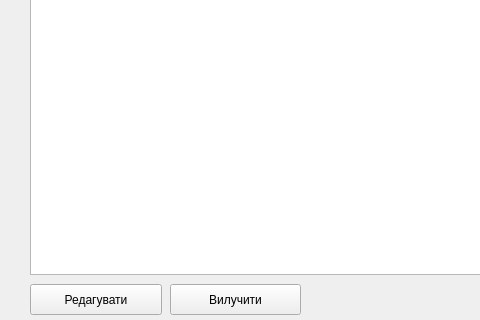
Above: patientlist.ui from Shadowfank/ClinicRegistry before the change; both pictures show x 0 to 480 and y 196 to 516 of the 1025 by 516 pixel window. Below: the same form after it.
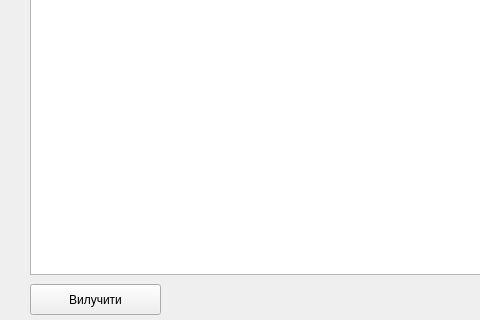
That is the form after the change.

Diff of the .ui file:
```diff
--- a/patientlist.ui
+++ b/patientlist.ui
@@ -107,7 +107,7 @@
   <widget class="QPushButton" name="pushButton_4">
    <property name="geometry">
     <rect>
-     <x>170</x>
+     <x>30</x>
      <y>480</y>
      <width>131</width>
      <height>31</height>
@@ -117,19 +117,6 @@
     <string>Вилучити</string>
    </property>
   </widget>
-  <widget class="QPushButton" name="pushButton_5">
-   <property name="geometry">
-    <rect>
-     <x>30</x>
-     <y>480</y>
-     <width>132</width>
-     <height>31</height>
-    </rect>
-   </property>
-   <property name="text">
-    <string>Редагувати</string>
-   </property>
-  </widget>
  </widget>
  <resources/>
  <connections/>
```
